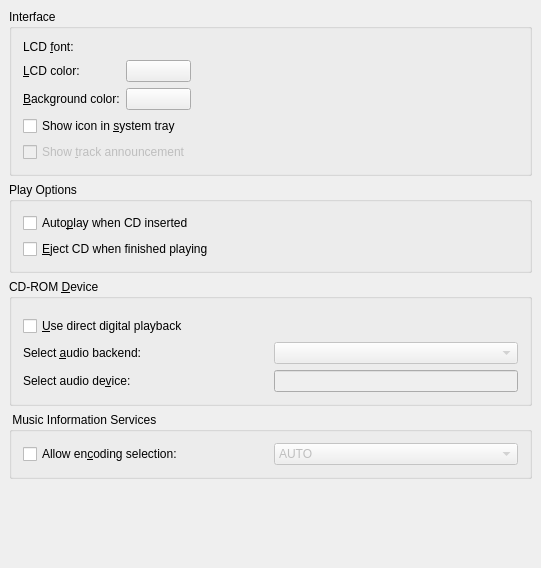
Before: the Qt Designer form configWidgetUI.ui in KDE/kscd, drawn with Qt 5.
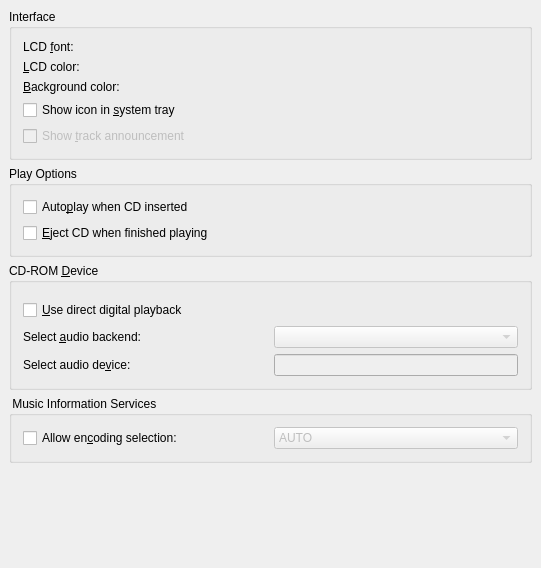
After: the same form once the commit is applied. Custom widgets are drawn as their Qt base class.

Commit message: use subclass

The edit to the form file:
```diff
--- a/configWidgetUI.ui
+++ b/configWidgetUI.ui
@@ -357,13 +357,9 @@
  <customwidgets>
   <customwidget>
    <class>KColorButton</class>
-   <extends>QPushButton</extends>
-   <header>kcolorbutton.h</header>
   </customwidget>
   <customwidget>
    <class>KFontRequester</class>
-   <extends>QWidget</extends>
-   <header>kfontrequester.h</header>
   </customwidget>
   <customwidget>
    <class>KUrlComboRequester</class>
```
Left out of the diff: 12 changed lines with no effect on the pictures. The commit also changes 2 other files.
